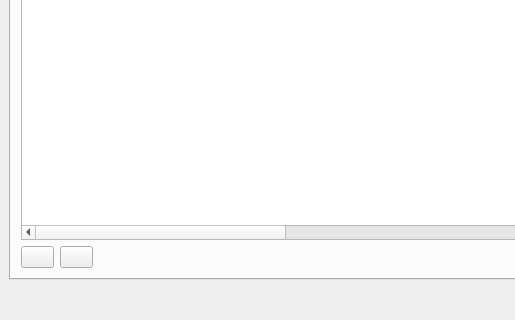
This is Widgets/SettingsDialog.ui in CasparCG/client as Qt 5 draws it before an edit; both pictures show x 0 to 515 and y 437 to 757 of the 700 by 757 pixel window. The edited form follows.
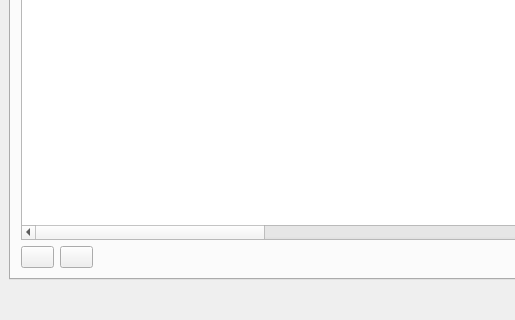
This is the edited form. The open tabs and pages were chosen to show the change.

Commit message: Initial support for parse video format from server.

Patch:
```diff
--- a/Widgets/SettingsDialog.ui
+++ b/Widgets/SettingsDialog.ui
@@ -382,6 +382,11 @@
        <string>Channels</string>
       </property>
      </column>
+     <column>
+      <property name="text">
+       <string>Channel Formats</string>
+      </property>
+     </column>
     </widget>
     <widget class="QToolButton" name="toolButtonRemoveDevice">
      <property name="geometry">
```
The commit also changes 7 other files.
